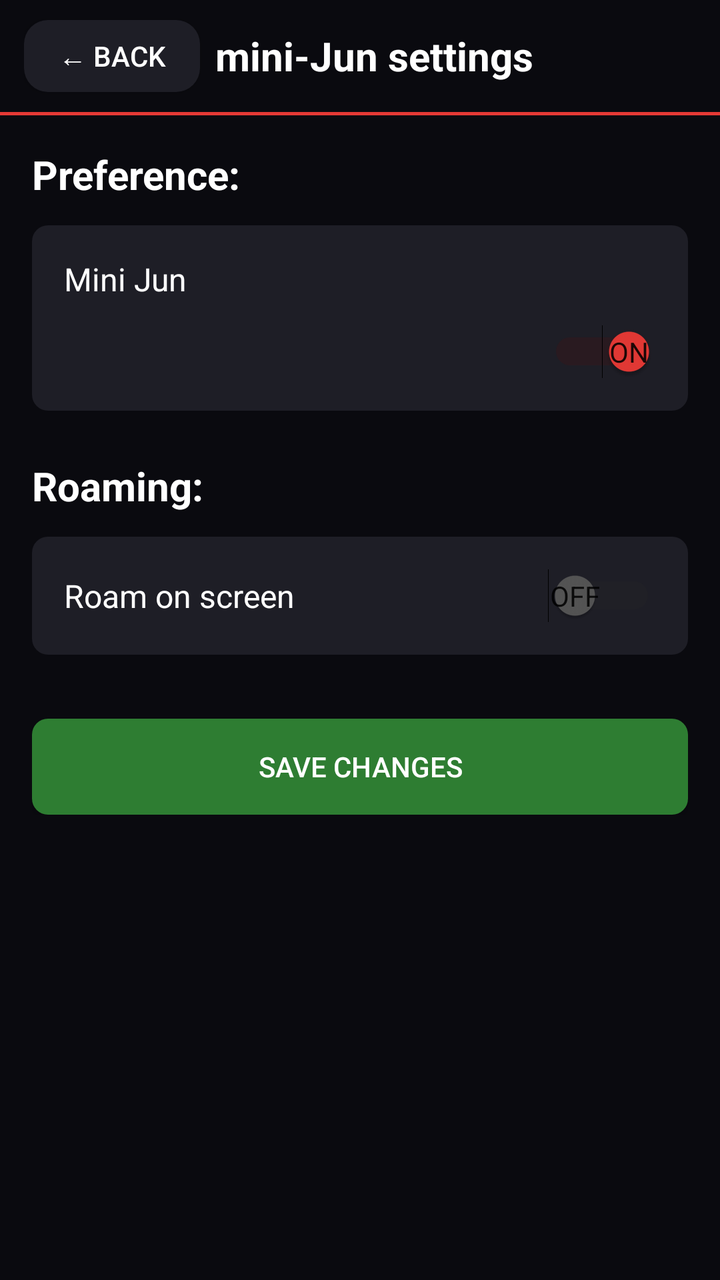
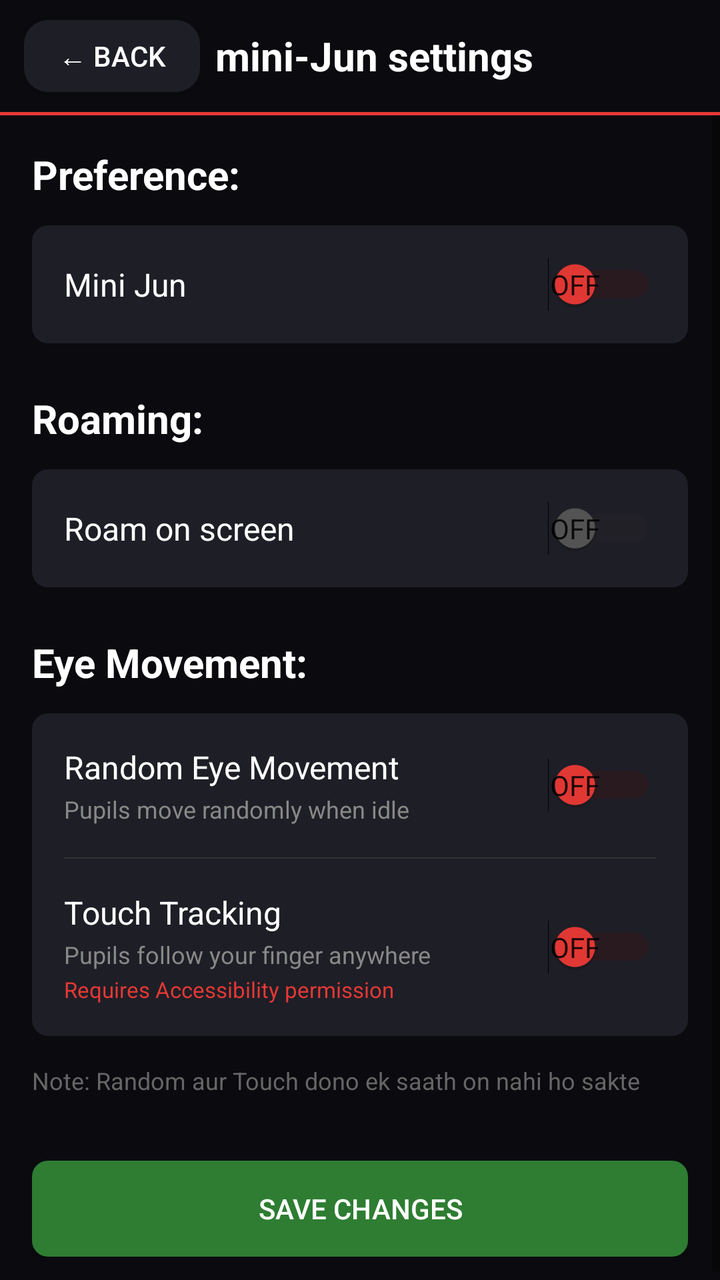

Before-and-after screenshots of an Android layout around one commit, followed by the original layout XML and the change that was made.
<!-- AndroidManifest.xml: application theme Theme.AppCompat.Light.NoActionBar -->
<!-- res/layout/activity_mini_jun_settings.xml -->
<?xml version="1.0" encoding="utf-8"?>
<LinearLayout
    xmlns:android="http://schemas.android.com/apk/res/android"
    android:layout_width="match_parent"
    android:layout_height="match_parent"
    android:background="#0A0A0F"
    android:orientation="vertical">

    
    <LinearLayout
        android:layout_width="match_parent"
        android:layout_height="56dp"
        android:orientation="horizontal"
        android:gravity="center_vertical"
        android:paddingStart="12dp"
        android:paddingEnd="16dp"
        android:background="#0A0A0F">

        <Button
            android:id="@+id/backButton"
            android:layout_width="wrap_content"
            android:layout_height="36dp"
            android:text="← Back"
            android:textColor="#FFFFFF"
            android:textSize="14sp"
            android:background="@drawable/rounded_dark_button"
            android:paddingStart="12dp"
            android:paddingEnd="12dp"/>

        <TextView
            android:layout_width="0dp"
            android:layout_height="wrap_content"
            android:layout_weight="1"
            android:text="mini-Jun settings"
            android:textColor="#FFFFFF"
            android:textSize="20sp"
            android:textStyle="bold"
            android:gravity="center"/>

        <View
            android:layout_width="70dp"
            android:layout_height="wrap_content"/>

    </LinearLayout>

    
    <View
        android:layout_width="match_parent"
        android:layout_height="1.5dp"
        android:background="#E53935"/>

    
    <ScrollView
        android:layout_width="match_parent"
        android:layout_height="match_parent">

        <LinearLayout
            android:layout_width="match_parent"
            android:layout_height="wrap_content"
            android:orientation="vertical"
            android:padding="16dp">

            
            <TextView
                android:layout_width="wrap_content"
                android:layout_height="wrap_content"
                android:text="Preference:"
                android:textColor="#FFFFFF"
                android:textSize="20sp"
                android:textStyle="bold"
                android:paddingBottom="12dp"/>

            <LinearLayout
                android:layout_width="match_parent"
                android:layout_height="wrap_content"
                android:orientation="vertical"
                android:background="@drawable/settings_button"
                android:padding="16dp"
                android:layout_marginBottom="24dp">

                <TextView
                    android:layout_width="wrap_content"
                    android:layout_height="wrap_content"
                    android:text="Mini Jun"
                    android:textColor="#FFFFFF"
                    android:textSize="16sp"
                    android:paddingBottom="12dp"/>

                <LinearLayout
                    android:layout_width="match_parent"
                    android:layout_height="wrap_content"
                    android:orientation="horizontal"
                    android:gravity="center_vertical">

                    <Switch
                        android:id="@+id/miniJunSwitch"
                        android:layout_width="0dp"
                        android:layout_height="wrap_content"
                        android:layout_weight="1"
                        android:checked="true"
                        android:showText="true"
                        android:textOn="On"
                        android:textOff="Off"
                        android:textColor="#FFFFFF"
                        android:thumbTint="#E53935"
                        android:trackTint="#4A1010"/>

                </LinearLayout>
            </LinearLayout>

            
            <TextView
                android:layout_width="wrap_content"
                android:layout_height="wrap_content"
                android:text="Roaming:"
                android:textColor="#FFFFFF"
                android:textSize="20sp"
                android:textStyle="bold"
                android:paddingBottom="12dp"/>

            <LinearLayout
                android:layout_width="match_parent"
                android:layout_height="wrap_content"
                android:orientation="vertical"
                android:background="@drawable/settings_button"
                android:padding="16dp"
                android:layout_marginBottom="24dp">

                <LinearLayout
                    android:layout_width="match_parent"
                    android:layout_height="wrap_content"
                    android:orientation="horizontal"
                    android:gravity="center_vertical">

                    <TextView
                        android:layout_width="0dp"
                        android:layout_height="wrap_content"
                        android:layout_weight="1"
                        android:text="Roam on screen"
                        android:textColor="#FFFFFF"
                        android:textSize="16sp"/>

                    <Switch
                        android:id="@+id/roamSwitch"
                        android:layout_width="wrap_content"
                        android:layout_height="wrap_content"
                        android:checked="false"
                        android:showText="true"
                        android:textOn="On"
                        android:textOff="Off"
                        android:textColor="#FFFFFF"
                        android:thumbTint="#555555"
                        android:trackTint="#2A2A2A"/>

                </LinearLayout>
            </LinearLayout>

            
            <Button
                android:layout_width="match_parent"
                android:layout_height="48dp"
                android:text="Save changes"
                android:textColor="#FFFFFF"
                android:background="@drawable/settings_button_green"
                android:layout_marginTop="8dp"/>

        </LinearLayout>
    </ScrollView>

</LinearLayout>
<!-- resources referenced by this layout -->
<resources>
  <!-- drawable rounded_dark_button (drawable) -->
  <?xml version="1.0" encoding="utf-8"?>
  <shape xmlns:android="http://schemas.android.com/apk/res/android"
      android:shape="rectangle">
      <solid android:color="#1E1E26"/>
      <corners android:radius="12dp"/>
  </shape>
  <!-- drawable settings_button (drawable) -->
  <?xml version="1.0" encoding="utf-8"?>
  <shape xmlns:android="http://schemas.android.com/apk/res/android"
      android:shape="rectangle">
      <solid android:color="#1E1E26"/>
      <corners android:radius="8dp"/>
  </shape>
  <!-- drawable settings_button_green (drawable) -->
  <?xml version="1.0" encoding="utf-8"?>
  <shape xmlns:android="http://schemas.android.com/apk/res/android"
      android:shape="rectangle">
      <solid android:color="#2E7D32"/>
      <corners android:radius="8dp"/>
  </shape>
</resources>

<!-- the commit's change to res/layout/activity_mini_jun_settings.xml (unified diff, before → after) -->
@@ -78,26 +78,25 @@
                 android:padding="16dp"
                 android:layout_marginBottom="24dp">
 
-                <TextView
-                    android:layout_width="wrap_content"
-                    android:layout_height="wrap_content"
-                    android:text="Mini Jun"
-                    android:textColor="#FFFFFF"
-                    android:textSize="16sp"
-                    android:paddingBottom="12dp"/>
-
                 <LinearLayout
                     android:layout_width="match_parent"
                     android:layout_height="wrap_content"
                     android:orientation="horizontal"
                     android:gravity="center_vertical">
 
+                    <TextView
+                        android:layout_width="0dp"
+                        android:layout_height="wrap_content"
+                        android:layout_weight="1"
+                        android:text="Mini Jun"
+                        android:textColor="#FFFFFF"
+                        android:textSize="16sp"/>
+
                     <Switch
                         android:id="@+id/miniJunSwitch"
-                        android:layout_width="0dp"
-                        android:layout_height="wrap_content"
-                        android:layout_weight="1"
-                        android:checked="true"
+                        android:layout_width="wrap_content"
+                        android:layout_height="wrap_content"
+                        android:checked="false"
                         android:showText="true"
                         android:textOn="On"
                         android:textOff="Off"
@@ -156,7 +155,142 @@
             </LinearLayout>
 
             
+            <TextView
+                android:layout_width="wrap_content"
+                android:layout_height="wrap_content"
+                android:text="Eye Movement:"
+                android:textColor="#FFFFFF"
+                android:textSize="20sp"
+                android:textStyle="bold"
+                android:paddingBottom="12dp"/>
+
+            <LinearLayout
+                android:layout_width="match_parent"
+                android:layout_height="wrap_content"
+                android:orientation="vertical"
+                android:background="@drawable/settings_button"
+                android:padding="16dp"
+                android:layout_marginBottom="8dp">
+
+                
+                <LinearLayout
+                    android:layout_width="match_parent"
+                    android:layout_height="wrap_content"
+                    android:orientation="horizontal"
+                    android:gravity="center_vertical"
+                    android:paddingBottom="16dp">
+
+                    <LinearLayout
+                        android:layout_width="0dp"
+                        android:layout_height="wrap_content"
+                        android:layout_weight="1"
+                        android:orientation="vertical">
+
+                        <TextView
+                            android:layout_width="wrap_content"
+                            android:layout_height="wrap_content"
+                            android:text="Random Eye Movement"
+                            android:textColor="#FFFFFF"
+                            android:textSize="16sp"/>
+
+                        <TextView
+                            android:layout_width="wrap_content"
+                            android:layout_height="wrap_content"
+                            android:text="Pupils move randomly when idle"
+                            android:textColor="#888888"
+                            android:textSize="12sp"
+                            android:paddingTop="2dp"/>
+
+                    </LinearLayout>
+
+                    <Switch
+                        android:id="@+id/randomEyeSwitch"
+                        android:layout_width="wrap_content"
+                        android:layout_height="wrap_content"
+                        android:checked="false"
+                        android:showText="true"
+                        android:textOn="On"
+                        android:textOff="Off"
+                        android:textColor="#FFFFFF"
+                        android:thumbTint="#E53935"
+                        android:trackTint="#4A1010"/>
+
+                </LinearLayout>
+
+                
+                <View
+                    android:layout_width="match_parent"
+                    android:layout_height="0.8dp"
+                    android:background="#333333"
+                    android:layout_marginBottom="16dp"/>
+
+                
+                <LinearLayout
+                    android:layout_width="match_parent"
+                    android:layout_height="wrap_content"
+                    android:orientation="horizontal"
+                    android:gravity="center_vertical">
+
+                    <LinearLayout
+                        android:layout_width="0dp"
+                        android:layout_height="wrap_content"
+                        android:layout_weight="1"
+                        android:orientation="vertical">
+
+                        <TextView
+                            android:layout_width="wrap_content"
+                            android:layout_height="wrap_content"
+                            android:text="Touch Tracking"
+                            android:textColor="#FFFFFF"
+                            android:textSize="16sp"/>
+
+                        <TextView
+                            android:layout_width="wrap_content"
+                            android:layout_height="wrap_content"
+                            android:text="Pupils follow your finger anywhere"
+                            android:textColor="#888888"
+                            android:textSize="12sp"
+                            android:paddingTop="2dp"/>
+
+                        <TextView
+                            android:layout_width="wrap_content"
+                            android:layout_height="wrap_content"
+                            android:text="Requires Accessibility permission"
+                            android:textColor="#E53935"
+                            android:textSize="11sp"
+                            android:paddingTop="2dp"/>
+
+                    </LinearLayout>
+
+                    <Switch
+                        android:id="@+id/touchEyeSwitch"
+                        android:layout_width="wrap_content"
+                        android:layout_height="wrap_content"
+                        android:checked="false"
+                        android:showText="true"
+                        android:textOn="On"
+                        android:textOff="Off"
+                        android:textColor="#FFFFFF"
+                        android:thumbTint="#E53935"
+                        android:trackTint="#4A1010"/>
+
+                </LinearLayout>
+
+            </LinearLayout>
+
+            
+            <TextView
+                android:layout_width="wrap_content"
+                android:layout_height="wrap_content"
+                android:text="Note: Random aur Touch dono ek saath on nahi ho sakte"
+                android:textColor="#666666"
+                android:textSize="12sp"
+                android:paddingBottom="24dp"
+                android:paddingTop="6dp"/>
+
+            
             <Button
+                android:id="@+id/saveButton"
                 android:layout_width="match_parent"
                 android:layout_height="48dp"
                 android:text="Save changes"
